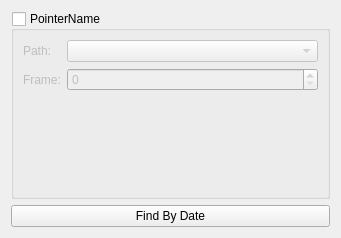
The window that src/fort-studio/FramePointerWidget.ui (formicidae-tracker/studio) describes before a commit, drawn with Qt 5.
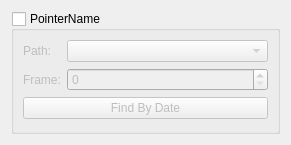
The same window after the commit. Custom widgets are drawn as their Qt base class.

The edit to the form file:
```diff
--- a/src/fort-studio/FramePointerWidget.ui
+++ b/src/fort-studio/FramePointerWidget.ui
@@ -6,8 +6,8 @@
    <rect>
     <x>0</x>
     <y>0</y>
-    <width>341</width>
-    <height>238</height>
+    <width>291</width>
+    <height>145</height>
    </rect>
   </property>
   <property name="windowTitle">
@@ -53,14 +53,14 @@
       <item row="1" column="1">
        <widget class="QLongSpinBox" name="spinBox"/>
       </item>
-     </layout>
-    </widget>
-   </item>
-   <item>
+      <item row="2" column="0" colspan="2">
     <widget class="QPushButton" name="pushButton">
      <property name="text">
       <string>Find By Date</string>
      </property>
+       </widget>
+      </item>
+     </layout>
     </widget>
    </item>
   </layout>
```
Lines whose indentation alone changed are shown as unchanged.
